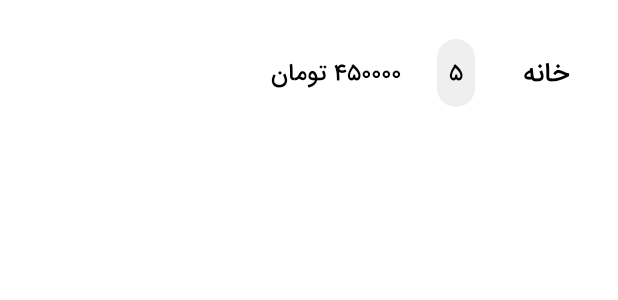
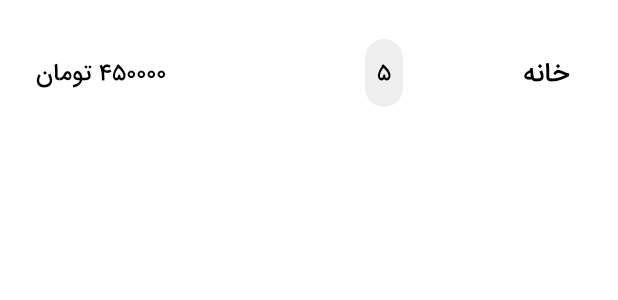
Before and after one commit to Sanaebadi97/OnlineFood, an Android app: the layout card_item.xml on its own in the app's theme, with its tools: preview values and no code run, on a phone screen of 412 x 824 dp. Shown: the top 300 px of the screen. Run offline under Robolectric (Android 15) with nearby library versions, the phone set to English and light mode, and no system bars.

Commit message:
added card item

```diff
--- a/app/src/main/res/layout/card_item.xml
+++ b/app/src/main/res/layout/card_item.xml
@@ -26,7 +26,7 @@
         android:layout_width="0dp"
         app:layout_constraintHorizontal_weight="3"
         android:layout_height="wrap_content"
-        android:layout_marginStart="@dimen/default_margin"
+        android:layout_marginStart="@dimen/default_margin_quadruple"
         android:layout_marginEnd="@dimen/default_margin"
         android:background="@drawable/count_bg"
         android:padding="@dimen/default_margin_half"
@@ -48,7 +48,7 @@
         android:textColor="@color/black"
         android:textSize="@dimen/text_size_medium"
         app:layout_constraintBottom_toBottomOf="@id/text_count_card"
-        app:layout_constraintStart_toEndOf="@+id/text_count_card"
+        app:layout_constraintLeft_toLeftOf="parent"
         app:layout_constraintTop_toTopOf="@id/text_count_card" />
 
 </androidx.constraintlayout.widget.ConstraintLayout>
```
